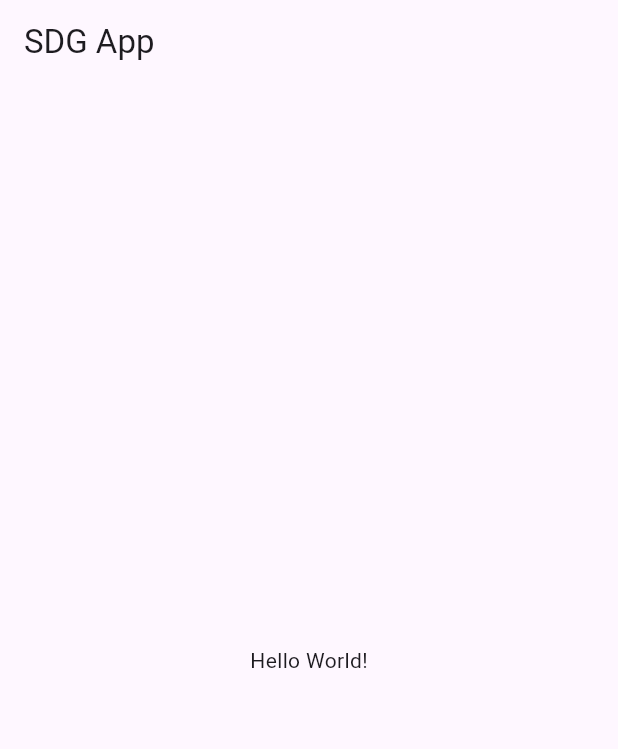
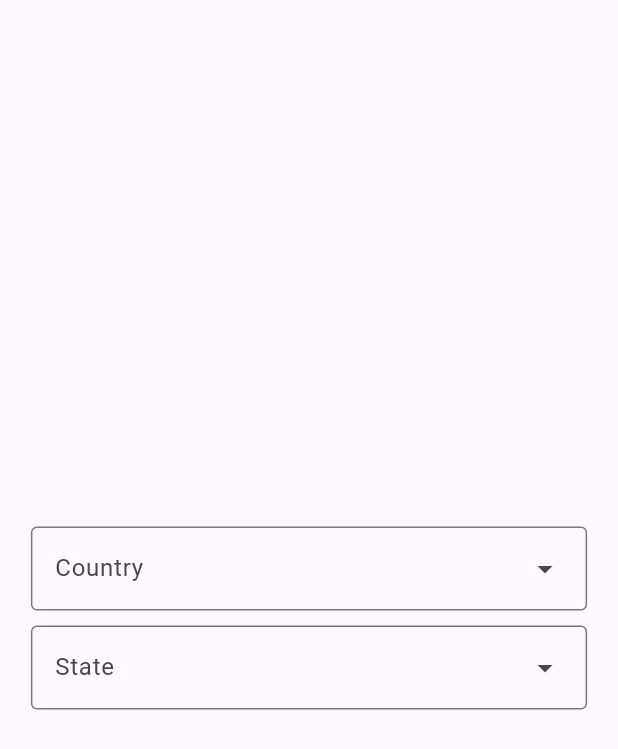
Before and after one commit to bawantha/sdg_ti, a Flutter app: the screen it shows after launch, on a phone screen of 412 x 824 dp. Shown: the top 749 px of the screen. Run offline on Flutter 3.47's test engine with Material 3 defaults, Android fonts, the phone set to English and light mode, and no system bars; our stand-ins replace bloc, dartz, dio, equatable, flutter_dotenv, get_it and 4 more; generated files the repository leaves out were written again.

Commit message:
create UI for search page

```diff
--- a/lib/features/search/presentation/pages/search_page.dart
+++ b/lib/features/search/presentation/pages/search_page.dart
@@ -0,0 +1,65 @@
+import 'package:flutter/material.dart';
+import 'package:sdg_ti/config/extensions/context_extension.dart';
+import 'package:sdg_ti/features/search/data/models/country_model.dart';
+
+class SearchPage extends StatelessWidget {
+  const SearchPage({super.key});
+
+
+//TODO remove this line after implementing the BLOC
+  static const List<CountryModel> mockCountries = [
+    CountryModel(id: '1', value: 'Country 1'),
+    CountryModel(id: '2', value: 'Country 2'),
+    CountryModel(id: '3', value: 'Country 3'),
+    CountryModel(id: '4', value: 'Country 4'),
+    CountryModel(id: '5', value: 'Country 5'),
+    CountryModel(id: '6', value: 'Country 6'),
+    CountryModel(id: '7', value: 'Country 7'),
+    CountryModel(id: '8', value: 'Country 8'),
+    CountryModel(id: '9', value: 'Country 9'),
+    CountryModel(id: '10', value: 'Country 10'),
+  ];
+
+  @override
+  Widget build(BuildContext context) {
+    return Scaffold(
+      body: SizedBox(
+        width: double.infinity,
+        height: double.infinity,
+        child: Column(
+          mainAxisAlignment: MainAxisAlignment.center,
+          mainAxisSize: MainAxisSize.max,
+          children: <Widget>[
+            DropdownMenu<CountryModel>(
+              width: MediaQuery.of(context).size.width * 0.9,
+              requestFocusOnTap: true,
+              label: Text(context.localizations.country),
+              onSelected: (CountryModel? country) {},
+              dropdownMenuEntries: mockCountries
+                  .map<DropdownMenuEntry<CountryModel>>((CountryModel country) {
+                return DropdownMenuEntry<CountryModel>(
+                  value: country,
+                  label: country.value,
+                );
+              }).toList(),
+            ),
+            const SizedBox(height: 10),
+            DropdownMenu<CountryModel>(
+              width: MediaQuery.of(context).size.width * 0.9,
+              requestFocusOnTap: true,
+              label: Text(context.localizations.state),
+              onSelected: (CountryModel? country) {},
+              dropdownMenuEntries: mockCountries
+                  .map<DropdownMenuEntry<CountryModel>>((CountryModel country) {
+                return DropdownMenuEntry<CountryModel>(
+                  value: country,
+                  label: country.value,
+                );
+              }).toList(),
+            ),
+          ],
+        ),
+      ),
+    );
+  }
+}
--- a/lib/l10n/intl_en.arb
+++ b/lib/l10n/intl_en.arb
@@ -1,3 +1,4 @@
 {
-  "helloWorld": "Hello World!"
+  "country":"Country",
+  "state":"State"
 }
--- a/lib/main.dart
+++ b/lib/main.dart
@@ -1,15 +1,12 @@
 import 'package:bloc/bloc.dart';
-import 'package:dartz/dartz.dart';
 import 'package:flutter/material.dart';
 import 'package:flutter_gen/gen_l10n/app_localizations.dart';
 import 'package:sdg_ti/config/extensions/context_extension.dart';
 import 'package:sdg_ti/config/injectable/injectable.dart';
 import 'package:flutter_dotenv/flutter_dotenv.dart';
-import 'package:sdg_ti/features/search/domain/repository/search_repository.dart';
 import 'package:sdg_ti/util/logger/sdg_log.dart';
 
-import 'core/error/failure.dart';
-import 'features/search/data/models/country_model.dart';
+import 'features/search/presentation/pages/search_page.dart';
 
 void main() async {
   await _loadEnv();
@@ -52,30 +49,13 @@ class SDGApp extends StatelessWidget {
   @override
   Widget build(BuildContext context) {
     return MaterialApp(
-      title: 'Flutter Demo',
       localizationsDelegates: AppLocalizations.localizationsDelegates,
       supportedLocales: AppLocalizations.supportedLocales,
       theme: ThemeData(
         colorScheme: ColorScheme.fromSeed(seedColor: Colors.deepPurple),
         useMaterial3: true,
       ),
-      home: const HomePage(),
+      home: const SearchPage(),
     );
   }
 }
-
-class HomePage extends StatelessWidget {
-  const HomePage({super.key});
-
-  @override
-  Widget build(BuildContext context) {
-    return Scaffold(
-      appBar: AppBar(
-        title: const Text('SDG App'),
-      ),
-      body: Center(
-        child: Text(context.localizations.helloWorld),
-      ),
-    );
-  }
-}
```
